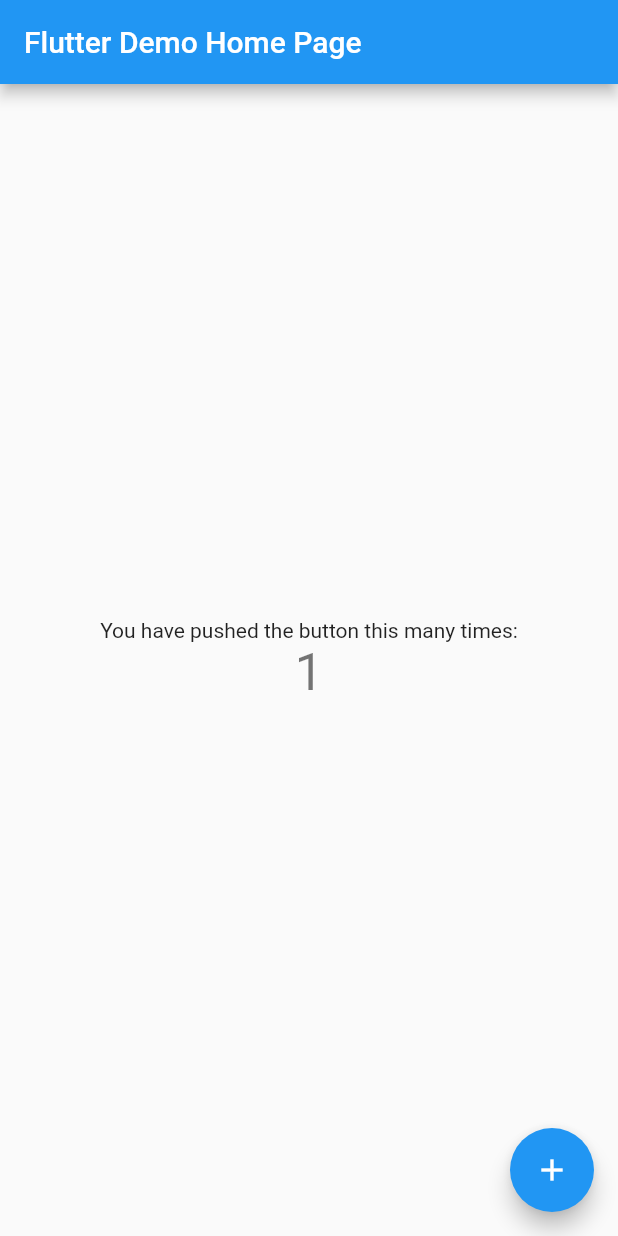
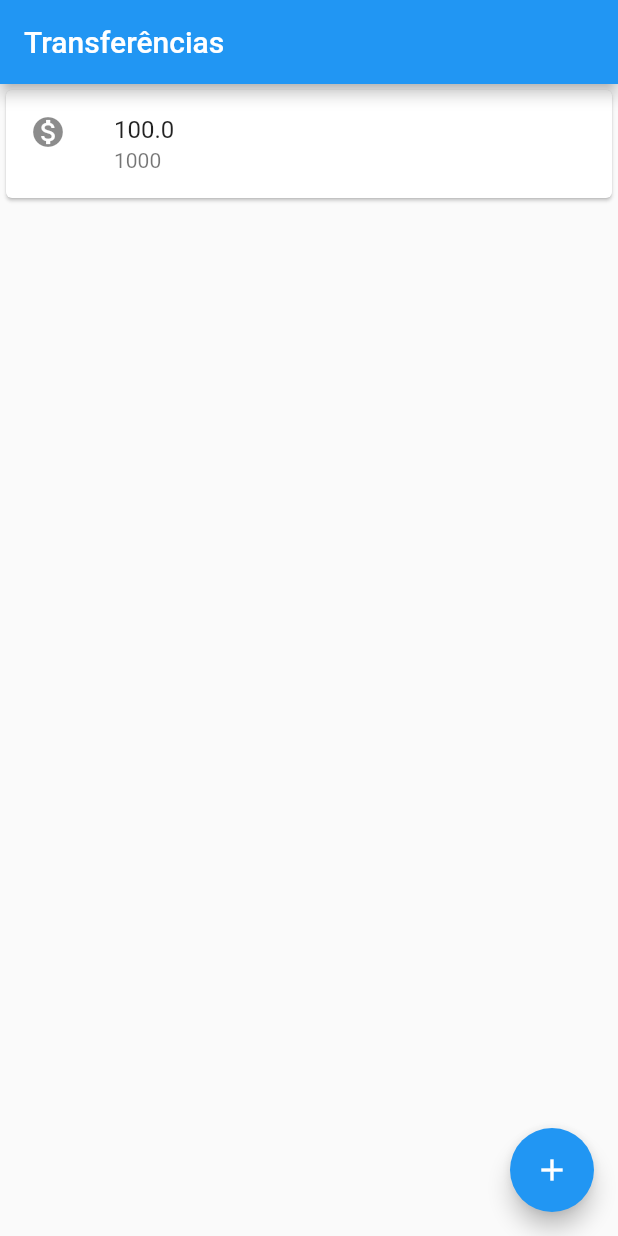
Before and after one commit to laurammoraes/flutter, a Flutter app: the screen it shows after launch, after a tap on the "add" icon, on a phone screen of 412 x 824 dp. Run offline on Flutter 3.47's test engine with Material 2 defaults, Android fonts, the phone set to English and light mode, and no system bars.

Commit message:
Construcao da tela e refatoracao do codigo

```diff
--- a/bytebank/lib/main.dart
+++ b/bytebank/lib/main.dart
@@ -1,115 +1,53 @@
 import 'package:flutter/material.dart';
+void main() => runApp(
+      MaterialApp(
+        home: Scaffold(
+          body: ListaTransferencias(),
+          appBar: AppBar(
+            title: Text('Transferências'),
+          ),
+          floatingActionButton: FloatingActionButton(
+          onPressed: () {  },//é necessário passar o parâmetro para rodar
+          child: Icon(Icons.add),
+        ),
+        ),
+      ),
 
-void main() {
-  runApp(const MyApp());
-}
+    );
 
-class MyApp extends StatelessWidget {
-  const MyApp({Key? key}) : super(key: key);
-
-  // This widget is the root of your application.
+class ListaTransferencias extends StatelessWidget{
   @override
   Widget build(BuildContext context) {
-    return MaterialApp(
-      title: 'Flutter Demo',
-      theme: ThemeData(
-        // This is the theme of your application.
-        //
-        // Try running your application with "flutter run". You'll see the
-        // application has a blue toolbar. Then, without quitting the app, try
-        // changing the primarySwatch below to Colors.green and then invoke
-        // "hot reload" (press "r" in the console where you ran "flutter run",
-        // or simply save your changes to "hot reload" in a Flutter IDE).
-        // Notice that the counter didn't reset back to zero; the application
-        // is not restarted.
-        primarySwatch: Colors.blue,
-      ),
-      home: const MyHomePage(title: 'Flutter Demo Home Page'),
+    // TODO: implement build
+    return Column(
+      children: <Widget>[
+        ItemTransferencia(Transferencia(100.0, 1000)),
+      ],
     );
   }
 }
 
-class MyHomePage extends StatefulWidget {
-  const MyHomePage({Key? key, required this.title}) : super(key: key);
+class Transferencia {
+  final double valor;
+  final int numeroConta;
 
-  // This widget is the home page of your application. It is stateful, meaning
-  // that it has a State object (defined below) that contains fields that affect
-  // how it looks.
-
-  // This class is the configuration for the state. It holds the values (in this
-  // case the title) provided by the parent (in this case the App widget) and
-  // used by the build method of the State. Fields in a Widget subclass are
-  // always marked "final".
-
-  final String title;
-
-  @override
-  State<MyHomePage> createState() => _MyHomePageState();
+  Transferencia(this.valor, this.numeroConta);
 }
 
-class _MyHomePageState extends State<MyHomePage> {
-  int _counter = 0;
+class ItemTransferencia extends StatelessWidget {
 
-  void _incrementCounter() {
-    setState(() {
-      // This call to setState tells the Flutter framework that something has
-      // changed in this State, which causes it to rerun the build method below
-      // so that the display can reflect the updated values. If we changed
-      // _counter without calling setState(), then the build method would not be
-      // called again, and so nothing would appear to happen.
-      _counter++;
-    });
-  }
+  final Transferencia _transferencia;
 
+  ItemTransferencia(this._transferencia);
   @override
   Widget build(BuildContext context) {
-    // This method is rerun every time setState is called, for instance as done
-    // by the _incrementCounter method above.
-    //
-    // The Flutter framework has been optimized to make rerunning build methods
-    // fast, so that you can just rebuild anything that needs updating rather
-    // than having to individually change instances of widgets.
-    return Scaffold(
-      appBar: AppBar(
-        // Here we take the value from the MyHomePage object that was created by
-        // the App.build method, and use it to set our appbar title.
-        title: Text(widget.title),
+    // TODO: implement build
+    return Card(
+      child: ListTile(
+        leading: Icon(Icons.monetization_on),
+        title: Text(_transferencia.valor.toString()),
+        subtitle: Text(_transferencia.numeroConta.toString()),
       ),
-      body: Center(
-        // Center is a layout widget. It takes a single child and positions it
-        // in the middle of the parent.
-        child: Column(
-          // Column is also a layout widget. It takes a list of children and
-          // arranges them vertically. By default, it sizes itself to fit its
-          // children horizontally, and tries to be as tall as its parent.
-          //
-          // Invoke "debug painting" (press "p" in the console, choose the
-          // "Toggle Debug Paint" action from the Flutter Inspector in Android
-          // Studio, or the "Toggle Debug Paint" command in Visual Studio Code)
-          // to see the wireframe for each widget.
-          //
-          // Column has various properties to control how it sizes itself and
-          // how it positions its children. Here we use mainAxisAlignment to
-          // center the children vertically; the main axis here is the vertical
-          // axis because Columns are vertical (the cross axis would be
-          // horizontal).
-          mainAxisAlignment: MainAxisAlignment.center,
-          children: <Widget>[
-            const Text(
-              'You have pushed the button this many times:',
-            ),
-            Text(
-              '$_counter',
-              style: Theme.of(context).textTheme.headline4,
-            ),
-          ],
-        ),
-      ),
-      floatingActionButton: FloatingActionButton(
-        onPressed: _incrementCounter,
-        tooltip: 'Increment',
-        child: const Icon(Icons.add),
-      ), // This trailing comma makes auto-formatting nicer for build methods.
     );
   }
 }
```
